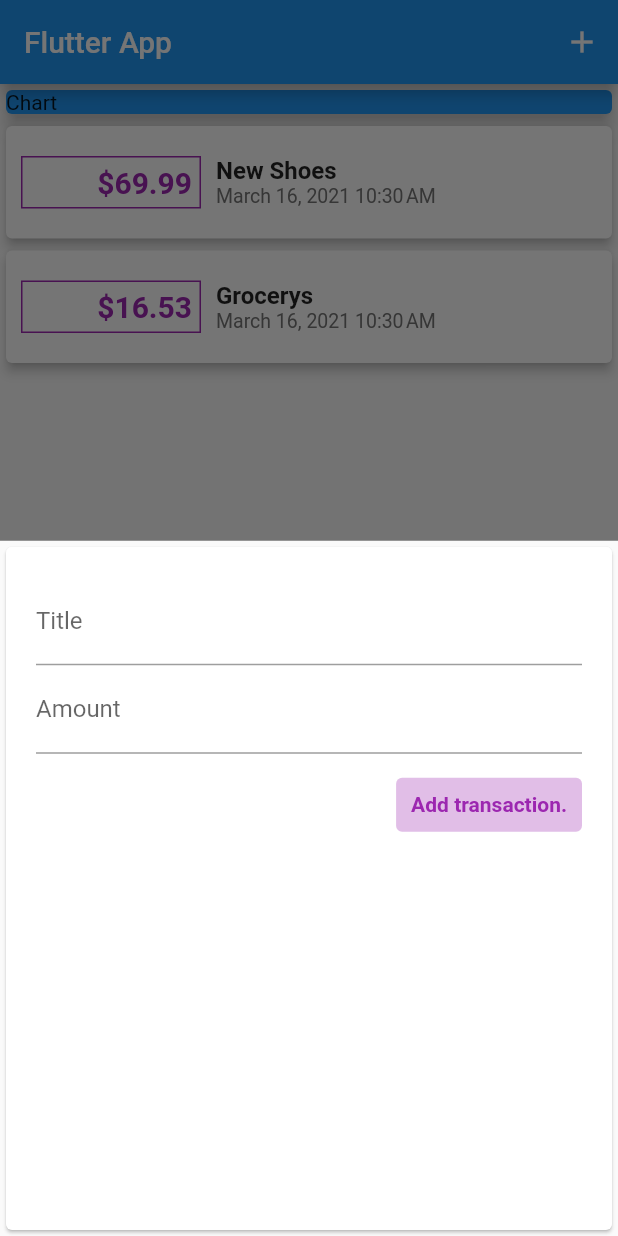
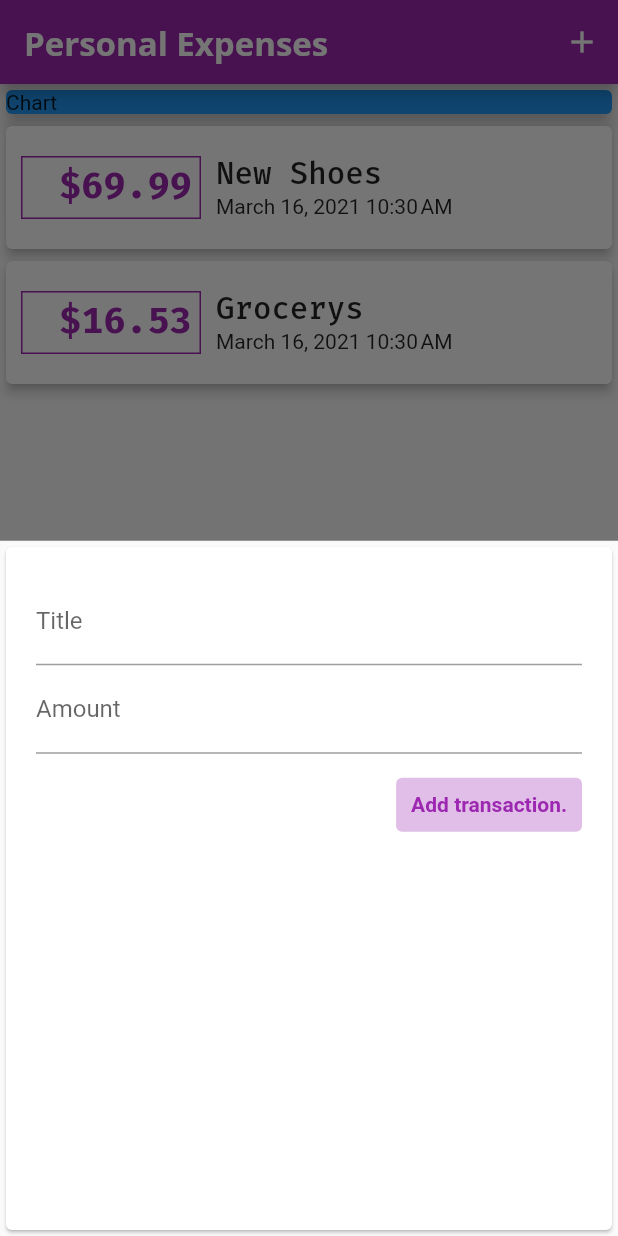
Before and after one commit to serdarsalci/Personal_Expenses_Flutter, a Flutter app: the screen it shows after launch, after a tap on the "add" icon, on a phone screen of 412 x 824 dp. Run offline on Flutter 3.47's test engine with Material 2 defaults, Android fonts, the phone set to English and light mode, and no system bars.

Commit message:
part 97 -- Custom Fonts & Working with Text Themes

```diff
--- a/lib/main.dart
+++ b/lib/main.dart
@@ -14,9 +14,31 @@ class MyApp extends StatelessWidget {
   @override
   Widget build(BuildContext context) {
     return MaterialApp(
-      title: 'Flutter Demo',
+      title: 'Personal Expenses',
       theme: ThemeData(
-        primarySwatch: Colors.blue,
+        // based on one color different shades
+        primarySwatch: Colors.purple,
+        // primaryColor: Colors.indigo,
+        accentColor: Colors.amber,
+        fontFamily: 'FiraCode',
+        textTheme: ThemeData.light().textTheme.copyWith(
+              headline6: TextStyle(
+                fontSize: 20,
+              ),
+              headline5: TextStyle(
+                fontWeight: FontWeight.w700,
+                color: Colors.purple,
+              ),
+            ),
+        appBarTheme: AppBarTheme(
+          textTheme: ThemeData.light().textTheme.copyWith(
+                headline6: TextStyle(
+                  fontFamily: 'OpenSans',
+                  fontSize: 22,
+                  fontWeight: FontWeight.bold,
+                ),
+              ),
+        ),
       ),
       home: MyHomePage(),
     );
@@ -81,7 +103,10 @@ class _MyHomePageState extends State<MyHomePage> {
   Widget build(BuildContext context) {
     return Scaffold(
       appBar: AppBar(
-        title: Text('Flutter App'),
+        title: Text(
+          'Personal Expenses',
+          // style: TextStyle(fontFamily: 'OpenSans'),
+        ),
         actions: [
           IconButton(
             icon: Icon(Icons.add),
--- a/lib/widgets/new_transaction.dart
+++ b/lib/widgets/new_transaction.dart
@@ -1,11 +1,18 @@
 import 'package:flutter/material.dart';
 
-class NewTransaction extends StatelessWidget {
+class NewTransaction extends StatefulWidget {
   final Function addTx;
-  final titleController = TextEditingController();
-  final amountController = TextEditingController();
 
   NewTransaction(this.addTx);
+
+  @override
+  _NewTransactionState createState() => _NewTransactionState();
+}
+
+class _NewTransactionState extends State<NewTransaction> {
+  final titleController = TextEditingController();
+
+  final amountController = TextEditingController();
 
   void submitData() {
     final enteredTitle = titleController.text;
@@ -17,7 +24,15 @@ class NewTransaction extends StatelessWidget {
 
     // return stops the function execution so addTx is not reached if returned !!!
 
-    addTx(enteredTitle, enteredAmount);
+    // in state class with this syntax can acces the methods and properties inside of state class;
+
+    //// widget gives access to the widged object this is important !!!!
+    widget.addTx(enteredTitle, enteredAmount);
+
+    // Clear input fields now unneccessary because of the Navigator
+    titleController.text = '';
+
+    Navigator.of(context).pop();
   }
 
   @override
--- a/lib/widgets/transaction_list.dart
+++ b/lib/widgets/transaction_list.dart
@@ -24,37 +24,32 @@ class TransactionList extends StatelessWidget {
                   margin: EdgeInsets.symmetric(vertical: 20, horizontal: 10),
                   decoration: BoxDecoration(
                     border: Border.all(
-                      color: Colors.purple,
+                      color: Theme.of(context).primaryColor,
                       width: 1,
                     ),
                   ),
                   child: Text(
                     '\$${transactions[index].amount.toStringAsFixed(2)}',
-                    style: TextStyle(
-                      fontWeight: FontWeight.w600,
-                      fontSize: 20,
-                      color: Colors.purple,
-                    ),
+                    style: Theme.of(context).textTheme.headline5,
+                    // style: TextStyle(
+                    //   fontWeight: FontWeight.w600,
+                    //   fontSize: 20,
+                    //   color: Theme.of(context).primaryColor,
+                    // ),
                   ),
                 ),
                 Column(
                   children: [
                     Text(
                       transactions[index].title,
-                      style: TextStyle(
-                        fontWeight: FontWeight.w600,
-                        fontSize: 16,
-                      ),
+                      style: Theme.of(context).textTheme.headline6,
                     ),
                     Text(
                       DateFormat.yMMMMd()
                           .add_jm()
                           .format(transactions[index].date),
-                      style: TextStyle(
-                        fontSize: 13,
-                        color: Colors.grey[600],
-                      ),
-                    ),
+                      // style: Theme.of(context).textTheme.subtitle2,
+                    )
                   ],
                   crossAxisAlignment: CrossAxisAlignment.start,
                   mainAxisAlignment: MainAxisAlignment.spaceBetween,
```
Also changed, not shown: pubspec.yaml (+20 -6 lines), assets/fonts/FiraCode-Bold.ttf (added), assets/fonts/FiraCode-Light.ttf (added), assets/fonts/FiraCode-Medium.ttf (added), assets/fonts/FiraCode-Regular.ttf (added), assets/fonts/FiraCode-Retina.ttf (added), assets/fonts/FiraCode-SemiBold.ttf (added), assets/fonts/Inconsolata-VariableFont_wdth,wght.ttf (added), assets/fonts/OpenSans-Bold.ttf (added), assets/fonts/OpenSans-Regular.ttf (added), assets/fonts/Quicksand-Bold.ttf (added), assets/fonts/Quicksand-Light.ttf (added), assets/fonts/Quicksand-Medium.ttf (added), assets/fonts/Quicksand-Regular.ttf (added).
